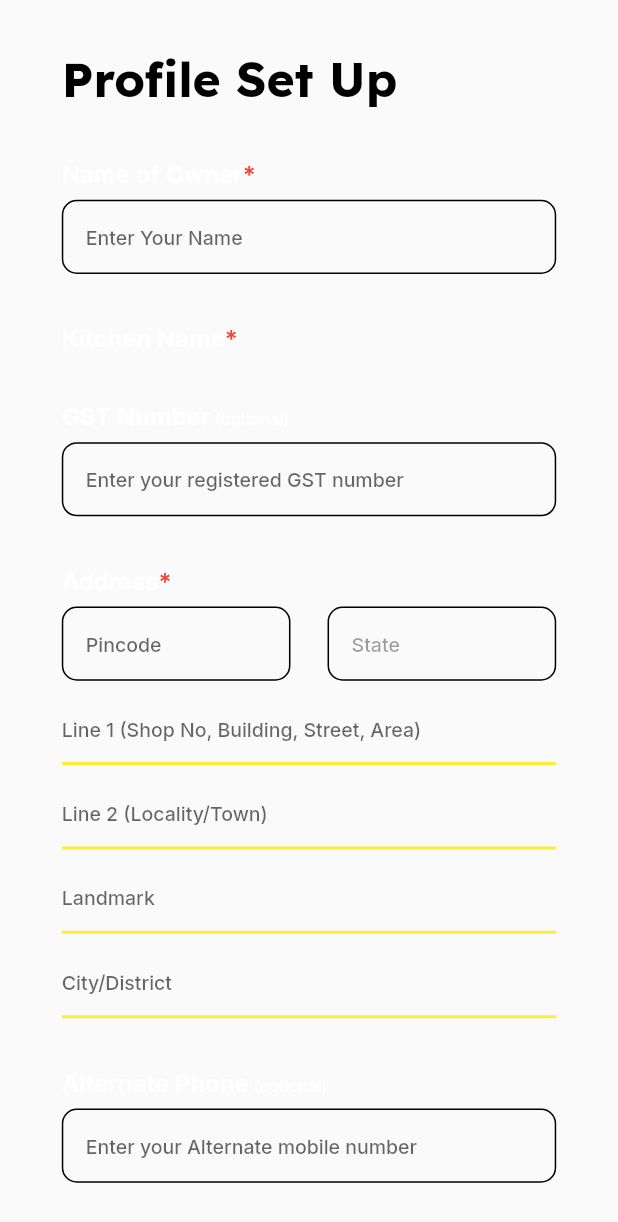
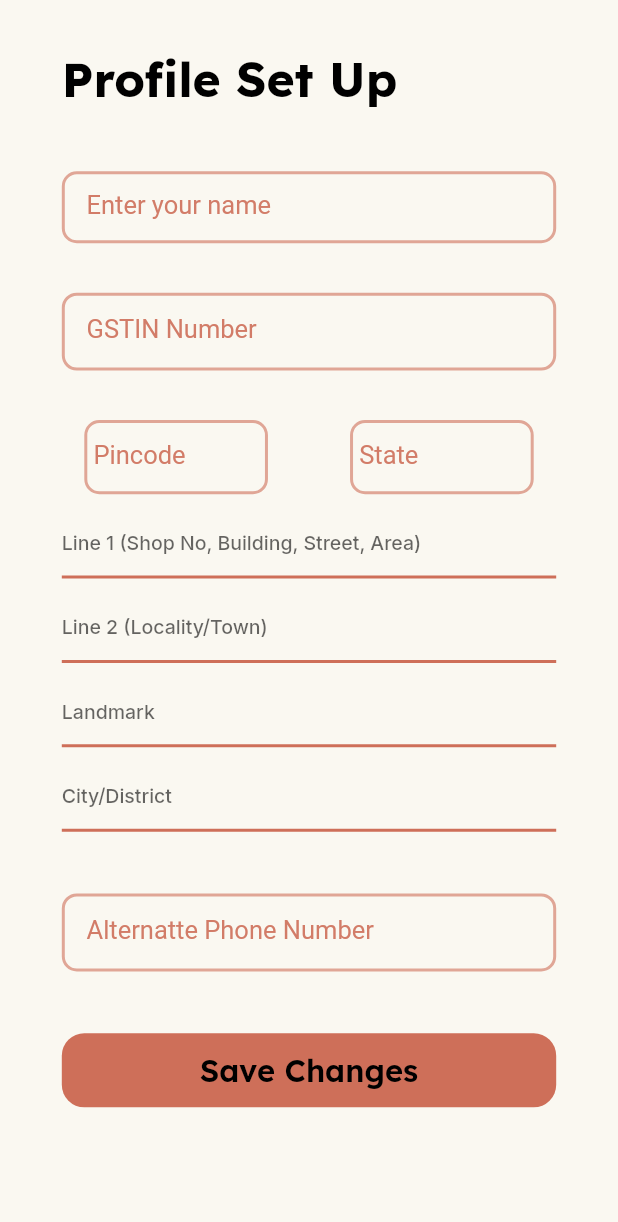
Before and after one commit to Project-Dronaid/Pragati, a Flutter app: the screen it shows once a user with an empty profile is signed in, on a phone screen of 412 x 824 dp. Shown: the top 1222 px of the screen. Run offline on Flutter 3.47's test engine with Material 2 defaults, Android fonts, the phone set to English and light mode, and no system bars; our stand-ins replace animated_text_kit, carousel_slider, cloud_firestore, firebase_auth, firebase_core, firebase_storage and 9 more; accounts and stored records are empty.

Commit message:
Profile Setup

```diff
--- a/lib/pages/profile_setup.dart
+++ b/lib/pages/profile_setup.dart
@@ -1,6 +1,7 @@
 import 'dart:convert';
 
 import 'package:flutter/material.dart';
+import 'package:flutter_svg/svg.dart';
 import 'package:google_fonts/google_fonts.dart';
 import 'package:hack/firebase/auth.dart';
 import 'package:hack/firebase/db.dart';
@@ -19,21 +20,30 @@ class ProfileSetup extends StatefulWidget {
 class _ProfileSetupState extends State<ProfileSetup> {
   bool isLoading = false;
   TextEditingController nameController = TextEditingController();
-  // TextEditingController kitchenNameController = TextEditingController();
+  FocusNode name= FocusNode();
   TextEditingController gstController = TextEditingController();
+  FocusNode gst= FocusNode();
   TextEditingController pinController = TextEditingController();
+  FocusNode pin= FocusNode();
   TextEditingController stateController = TextEditingController();
+  FocusNode state= FocusNode();
   TextEditingController addressLine1Controller = TextEditingController();
+  FocusNode al1= FocusNode();
   TextEditingController addressLine2Controller = TextEditingController();
+  FocusNode al2= FocusNode();
   TextEditingController landmarkController = TextEditingController();
+  FocusNode landmark= FocusNode();
   TextEditingController cityController = TextEditingController();
+  FocusNode city= FocusNode();
   TextEditingController altPhoneNumberController = TextEditingController();
+  FocusNode altphone= FocusNode();
   @override
   Widget build(BuildContext context) {
     final width = MediaQuery.of(context).size.width;
     final height = MediaQuery.of(context).size.height;
     return SafeArea(
       child: Scaffold(
+        backgroundColor: const Color.fromRGBO(250, 248, 241, 1),
         body: SingleChildScrollView(
           child: Container(
             padding: EdgeInsets.symmetric(
@@ -58,127 +68,56 @@ class _ProfileSetupState extends State<ProfileSetup> {
                 SizedBox(
                   height: height * 0.04,
                 ),
-                RichText(
-                  text: TextSpan(
-                    text: 'Name of Owner',
-                    style: GoogleFonts.inter(
-                      fontWeight: FontWeight.w600,
-                      fontSize: 16,
-                      // color: textColor,
-                    ),
-                    children: [
-                      TextSpan(
-                        text: '*',
-                        style: GoogleFonts.inter(
-                          color: Colors.red,
-                          fontWeight: FontWeight.w600,
-                          fontSize: 16,
-                        ),
-                      ),
-                    ],
-                  ),
-                ),
+
                 SizedBox(
                   height: height * 0.01,
                 ),
-                YellowBox(
-                  width: double.infinity,
+                TextField(
+                  focusNode: name,
                   controller: nameController,
-                  hintText: "Enter Your Name",
+                  decoration: InputDecoration(
+                    contentPadding: EdgeInsets.symmetric(horizontal: width*0.04, vertical: height*0.01),
+                    labelText: 'Enter your name',
+                    labelStyle: TextStyle(fontSize: 17, color: Color.fromRGBO(206,111,89,0.9)),
+                    enabledBorder: OutlineInputBorder(
+                        borderRadius: BorderRadius.circular(10),
+                        borderSide: BorderSide(width: 2, color: Color.fromRGBO(206,111,89,0.6))),
+                    focusedBorder: OutlineInputBorder(
+                        borderRadius: BorderRadius.circular(10),
+                        borderSide: BorderSide(width: 2, color: Color.fromRGBO(206,111,89,1))),
+                  ),
+                ),
+
+
+                SizedBox(
+                  height: height * 0.04,
+                ),
+
+                TextField(
+                  focusNode: gst,
+                  controller: gstController,
+                  decoration: InputDecoration(
+                    contentPadding: EdgeInsets.symmetric(horizontal: width*0.04, vertical: height*0.02),
+                    labelText: 'GSTIN Number',
+                    labelStyle: TextStyle(fontSize: 17, color: Color.fromRGBO(206,111,89,0.9)),
+                    enabledBorder: OutlineInputBorder(
+                        borderRadius: BorderRadius.circular(10),
+                        borderSide: BorderSide(width: 2, color: Color.fromRGBO(206,111,89,0.6))),
+                    focusedBorder: OutlineInputBorder(
+                        borderRadius: BorderRadius.circular(10),
+                        borderSide: BorderSide(width: 2, color: Color.fromRGBO(206,111,89,1))),
+                  ),
                 ),
                 SizedBox(
                   height: height * 0.04,
                 ),
-                RichText(
-                  text: TextSpan(
-                    text: 'Kitchen Name',
-                    style: GoogleFonts.inter(
-                      fontWeight: FontWeight.w600,
-                      fontSize: 16,
-                      // color: textColor,
-                    ),
-                    children: [
-                      TextSpan(
-                        text: '*',
-                        style: GoogleFonts.inter(
-                          color: Colors.red,
-                          fontWeight: FontWeight.w600,
-                          fontSize: 16,
-                        ),
-                      ),
-                    ],
-                  ),
-                ),
-                // SizedBox(
-                //   height: height * 0.01,
-                // ),
-                // YellowBox(
-                //   width: double.infinity,
-                //   controller: kitchenNameController,
-                //   hintText: "Enter the name of your Kitchen",
-                // ),
-                SizedBox(
-                  height: height * 0.04,
-                ),
-                RichText(
-                  text: TextSpan(
-                    text: 'GST Number',
-                    style: GoogleFonts.inter(
-                      fontWeight: FontWeight.w600,
-                      fontSize: 16,
-                      // color: textColor,
-                    ),
-                    children: [
-                      TextSpan(
-                        text: ' (optional)',
-                        style: GoogleFonts.inter(
-                          // color: greyColor,
-                          fontWeight: FontWeight.w400,
-                          fontSize: 11,
-                        ),
-                      ),
-                    ],
-                  ),
-                ),
-                SizedBox(
-                  height: height * 0.01,
-                ),
-                YellowBox(
-                  width: double.infinity,
-                  controller: gstController,
-                  hintText: "Enter your registered GST number ",
-                ),
-                SizedBox(
-                  height: height * 0.04,
-                ),
-                RichText(
-                  text: TextSpan(
-                    text: 'Address',
-                    style: GoogleFonts.inter(
-                      fontWeight: FontWeight.w600,
-                      fontSize: 16,
-                      // color: textColor,
-                    ),
-                    children: [
-                      TextSpan(
-                        text: '*',
-                        style: GoogleFonts.inter(
-                          color: Colors.red,
-                          fontWeight: FontWeight.w600,
-                          fontSize: 16,
-                        ),
-                      ),
-                    ],
-                  ),
-                ),
-                SizedBox(
-                  height: height * 0.01,
-                ),
+
                 Row(
                   mainAxisAlignment: MainAxisAlignment.spaceBetween,
                   children: [
                     YellowBox(
                       width: width * 0.37,
+                      focusNode: pin,
                       controller: pinController,
                       onChanged: (String pincode) async {
                         final response = await http.get(
@@ -198,6 +137,7 @@ class _ProfileSetupState extends State<ProfileSetup> {
                       hintText: "Pincode ",
                     ),
                     YellowBox(
+                      focusNode: state,
                       width: width * 0.37,
                       controller: stateController,
                       enabled: false,
@@ -217,7 +157,7 @@ class _ProfileSetupState extends State<ProfileSetup> {
                       // color: greyColor,
                       fontWeight: FontWeight.w500,
                     ),
-                    cursorColor: Colors.yellow,
+                    cursorColor: Color.fromRGBO(206,111,89,1),
                     showCursor: true,
                     decoration: InputDecoration(
                       hintText: "Line 1 (Shop No, Building, Street, Area)",
@@ -227,13 +167,13 @@ class _ProfileSetupState extends State<ProfileSetup> {
                         fontWeight: FontWeight.w500,
                       ),
                       enabledBorder: const UnderlineInputBorder(
-                        borderSide: BorderSide(color: Colors.yellow, width: 2),
+                        borderSide: BorderSide(color:Color.fromRGBO(206,111,89,1), width: 2),
                       ),
                       focusedBorder: const UnderlineInputBorder(
-                        borderSide: BorderSide(color: Colors.yellow, width: 2),
+                        borderSide: BorderSide(color: Color.fromRGBO(206,111,89,1), width: 2),
                       ),
                       border: const UnderlineInputBorder(
-                        borderSide: BorderSide(color: Colors.yellow, width: 2),
+                        borderSide: BorderSide(color: Color.fromRGBO(206,111,89,1), width: 2),
                       ),
                     ),
                   ),
@@ -250,7 +190,7 @@ class _ProfileSetupState extends State<ProfileSetup> {
                       // color: greyColor,
                       fontWeight: FontWeight.w500,
                     ),
-                    cursorColor: Colors.yellow,
+                    cursorColor: Color.fromRGBO(206,111,89,1),
                     showCursor: true,
                     decoration: InputDecoration(
                       hintText: "Line 2 (Locality/Town)",
@@ -260,13 +200,13 @@ class _ProfileSetupState extends State<ProfileSetup> {
                         fontWeight: FontWeight.w500,
                       ),
                       enabledBorder: const UnderlineInputBorder(
-                        borderSide: BorderSide(color: Colors.yellow, width: 2),
+                        borderSide: BorderSide(color: Color.fromRGBO(206,111,89,1), width: 2),
                       ),
                       focusedBorder: const UnderlineInputBorder(
-                        borderSide: BorderSide(color: Colors.yellow, width: 2),
+                        borderSide: BorderSide(color: Color.fromRGBO(206,111,89,1), width: 2),
                       ),
                       border: const UnderlineInputBorder(
-                        borderSide: BorderSide(color: Colors.yellow, width: 2),
+                        borderSide: BorderSide(color: Color.fromRGBO(206,111,89,1), width: 2),
                       ),
                     ),
                   ),
@@ -283,7 +223,7 @@ class _ProfileSetupState extends State<ProfileSetup> {
                       // color: greyColor,
                       fontWeight: FontWeight.w500,
                     ),
-                    cursorColor: Colors.yellow,
+                    cursorColor: Color.fromRGBO(206,111,89,1),
                     showCursor: true,
                     decoration: InputDecoration(
                       hintText: "Landmark",
@@ -293,13 +233,13 @@ class _ProfileSetupState extends State<ProfileSetup> {
                         fontWeight: FontWeight.w500,
                       ),
                       enabledBorder: const UnderlineInputBorder(
-                        borderSide: BorderSide(color: Colors.yellow, width: 2),
+                        borderSide: BorderSide(color: Color.fromRGBO(206,111,89,1), width: 2),
                       ),
                       focusedBorder: const UnderlineInputBorder(
-                        borderSide: BorderSide(color: Colors.yellow, width: 2),
+                        borderSide: BorderSide(color: Color.fromRGBO(206,111,89,1), width: 2),
                       ),
                       border: const UnderlineInputBorder(
-                        borderSide: BorderSide(color: Colors.yellow, width: 2),
+                        borderSide: BorderSide(color: Color.fromRGBO(206,111,89,1), width: 2),
                       ),
                     ),
                   ),
@@ -316,7 +256,7 @@ class _ProfileSetupState extends State<ProfileSetup> {
                       // color: greyColor,
                       fontWeight: FontWeight.w500,
                     ),
-                    cursorColor: Colors.yellow,
+                    cursorColor: Color.fromRGBO(206,111,89,1),
                     showCursor: true,
                     decoration: InputDecoration(
                       hintText: "City/District",
@@ -326,13 +266,13 @@ class _ProfileSetupState extends State<ProfileSetup> {
                         fontWeight: FontWeight.w500,
                       ),
                       enabledBorder: const UnderlineInputBorder(
-                        borderSide: BorderSide(color: Colors.yellow, width: 2),
+                        borderSide: BorderSide(color: Color.fromRGBO(206,111,89,1), width: 2),
                       ),
                       focusedBorder: const UnderlineInputBorder(
-                        borderSide: BorderSide(color: Colors.yellow, width: 2),
+                        borderSide: BorderSide(color: Color.fromRGBO(206,111,89,1), width: 2),
                       ),
                       border: const UnderlineInputBorder(
-                        borderSide: BorderSide(color: Colors.yellow, width: 2),
+                        borderSide: BorderSide(color: Color.fromRGBO(206,111,89,1), width: 2),
                       ),
                     ),
                   ),
@@ -340,33 +280,24 @@ class _ProfileSetupState extends State<ProfileSetup> {
                 SizedBox(
                   height: height * 0.04,
                 ),
-                RichText(
-                  text: TextSpan(
-                    text: 'Alternate Phone',
-                    style: GoogleFonts.inter(
-                      fontWeight: FontWeight.w600,
-                      fontSize: 16,
-                      // color: textColor,
-                    ),
-                    children: [
-                      TextSpan(
-                        text: ' (optional)',
-                        style: GoogleFonts.inter(
-                          // color: greyColor,
-                          fontWeight: FontWeight.w400,
-                          fontSize: 11,
-                        ),
-                      ),
-                    ],
-                  ),
-                ),
+
                 SizedBox(
                   height: height * 0.01,
                 ),
-                YellowBox(
-                  width: double.infinity,
+                TextField(
+                  focusNode: altphone,
                   controller: altPhoneNumberController,
-                  hintText: "Enter your Alternate mobile number ",
+                  decoration: InputDecoration(
+                    contentPadding: EdgeInsets.symmetric(horizontal: width*0.04, vertical: height*0.02),
+                    labelText: 'Alternatte Phone Number',
+                    labelStyle: TextStyle(fontSize: 17, color: Color.fromRGBO(206,111,89,0.9)),
+                    enabledBorder: OutlineInputBorder(
+                        borderRadius: BorderRadius.circular(10),
+                        borderSide: BorderSide(width: 2, color: Color.fromRGBO(206,111,89,0.6))),
+                    focusedBorder: OutlineInputBorder(
+                        borderRadius: BorderRadius.circular(10),
+                        borderSide: BorderSide(width: 2, color: Color.fromRGBO(206,111,89,1))),
+                  ),
                 ),
                 SizedBox(
                   height: height * 0.05,
@@ -381,7 +312,7 @@ class _ProfileSetupState extends State<ProfileSetup> {
                             stateController.text == "" ||
                             addressLine1Controller.text == "" ||
                             cityController.text == "") {
-                          showSnackBar(context, "Enter All the details!");
+                          toastmessage("Enter All the details!", context,Color.fromRGBO(206,111,89,0.8), Color.fromRGBO(206,111,89,1));
                           return;
                         }
                         await DataServices().setupResturant(
@@ -403,10 +334,10 @@ class _ProfileSetupState extends State<ProfileSetup> {
                         );
                       },
                       child: Container(
-                        width: width * 0.73,
+                        width: width * 0.8,
                         decoration: BoxDecoration(
                           borderRadius: BorderRadius.circular(15),
-                          color: Colors.yellow,
+                          color: Color.fromRGBO(206,111,89,1),
                         ),
                         child: SizedBox(
                           width: width * 0.6,
@@ -434,36 +365,7 @@ class _ProfileSetupState extends State<ProfileSetup> {
                 SizedBox(
                   height: height * 0.03,
                 ),
-                GestureDetector(
-                  onTap: () {
-                    AuthServices().signOut();
-                  },
-                  child: Row(
-                    mainAxisAlignment: MainAxisAlignment.center,
-                    children: [
-                      RichText(
-                        text: TextSpan(
-                          text: 'Let’s get started with your ',
-                          style: GoogleFonts.inter(
-                            fontWeight: FontWeight.w500,
-                            fontSize: 14,
-                            // color: greyColor,
-                          ),
-                          children: [
-                            TextSpan(
-                              text: '15 day free trial.',
-                              style: GoogleFonts.inter(
-                                // color: textColor,
-                                fontWeight: FontWeight.w600,
-                                fontSize: 14,
-                              ),
-                            ),
-                          ],
-                        ),
-                      ),
-                    ],
-                  ),
-                ),
+
                 SizedBox(
                   height: height * 0.06,
                 ),
@@ -475,3 +377,67 @@ class _ProfileSetupState extends State<ProfileSetup> {
     );
   }
 }
+
+
+void toastmessage(String message, BuildContext context2, Color c, Color sc) {
+  var width = MediaQuery.of(context2).size.width;
+  var height = MediaQuery.of(context2).size.height;
+  ScaffoldMessenger.of(context2).showSnackBar(SnackBar(
+    content: Stack(
+      clipBehavior: Clip.none,
+      children: [
+        Container(
+          child: Row(
+            children: [
+              SizedBox(
+                width: width * 0.1,
+              ),
+              Expanded(
+                child: Column(
+                  crossAxisAlignment: CrossAxisAlignment.start,
+                  children: [
+                    Text(
+                      message,
+                      style: TextStyle(
+                          color: Colors.white,
+                          fontSize: width * 0.04,
+                          fontWeight: FontWeight.bold),
+                      maxLines: 2,
+                      overflow: TextOverflow.ellipsis,
+                    ),
+                  ],
+                ),
+              ),
+            ],
+          ),
+          height: height * 0.09,
+          padding: EdgeInsets.all(height * 0.02),
+          decoration: BoxDecoration(
+              color: c, borderRadius: BorderRadius.circular(width * 0.05)),
+        ),
+        Positioned(
+            bottom: 0,
+            child: ClipRRect(
+                borderRadius: BorderRadius.only(
+                  bottomLeft: Radius.circular(width * 0.05),
+                ),
+                child: SvgPicture.asset(
+                  'assets/icons/bubbles.svg',
+                  height: height * 0.06,
+                  width: width * 0.9,
+                  color: sc,
+                ))),
+        Positioned(
+            top: -height * 0.01,
+            child: SvgPicture.asset(
+              'assets/icons/fail.svg',
+              height: height * 0.033,
+              color: sc,
+            ))
+      ],
+    ),
+    behavior: SnackBarBehavior.floating,
+    backgroundColor: Colors.transparent,
+    elevation: 0,
+  ));
+}
--- a/lib/utils/yellow_box.dart
+++ b/lib/utils/yellow_box.dart
@@ -5,12 +5,14 @@ class YellowBox extends StatelessWidget {
   late TextEditingController controller;
   late double width;
   late String hintText;
+  late FocusNode focusNode;
   bool enabled;
   Function(String)? onChanged;
   YellowBox({
     super.key,
     this.onChanged,
     this.enabled = true,
+    required this.focusNode,
     required this.controller,
     required this.width,
     required this.hintText,
@@ -25,26 +27,27 @@ class YellowBox extends StatelessWidget {
       padding: const EdgeInsets.symmetric(
         horizontal: 15,
       ),
-      decoration: BoxDecoration(
-        border: Border.all(
-          // color: boxBorder,
-          width: 1,
-        ),
-        borderRadius: BorderRadius.circular(10),
-      ),
+      // decoration: BoxDecoration(
+      //   border: Border.all(
+      //     // color: boxBorder,
+      //     width: 1,
+      //   ),
+      //   borderRadius: BorderRadius.circular(10),
+      // ),
       child: Center(
         child: TextField(
-          enabled: enabled,
+          focusNode: focusNode,
           controller: controller,
-          onChanged: onChanged,
-          // cursorColor: boxBorder,
-          style: GoogleFonts.inter(
-            fontWeight: FontWeight.w500,
-            fontSize: 13,
-          ),
           decoration: InputDecoration(
-            hintText: hintText,
-            border: InputBorder.none,
+            contentPadding: EdgeInsets.symmetric(horizontal: width*0.04, vertical: height*0.02),
+            labelText: hintText,
+            labelStyle: TextStyle(fontSize: 17, color: Color.fromRGBO(206,111,89,0.9)),
+            enabledBorder: OutlineInputBorder(
+                borderRadius: BorderRadius.circular(10),
+                borderSide: BorderSide(width: 2, color: Color.fromRGBO(206,111,89,0.6))),
+            focusedBorder: OutlineInputBorder(
+                borderRadius: BorderRadius.circular(10),
+                borderSide: BorderSide(width: 2, color: Color.fromRGBO(206,111,89,1))),
           ),
         ),
       ),
--- a/pubspec.yaml
+++ b/pubspec.yaml
@@ -82,6 +82,7 @@ flutter:
     - assets/Backgrounds/
     - assets/Communities/
     - assets/RiveAssets/
+    - assets/icons/
 
   # An image asset can refer to one or more resolution-specific "variants", see
   # https://flutter.dev/assets-and-images/#resolution-aware
```
Also changed, not shown: assets/icons/bubbles.svg (added), assets/icons/close.svg (added), assets/icons/fail.svg (added).
